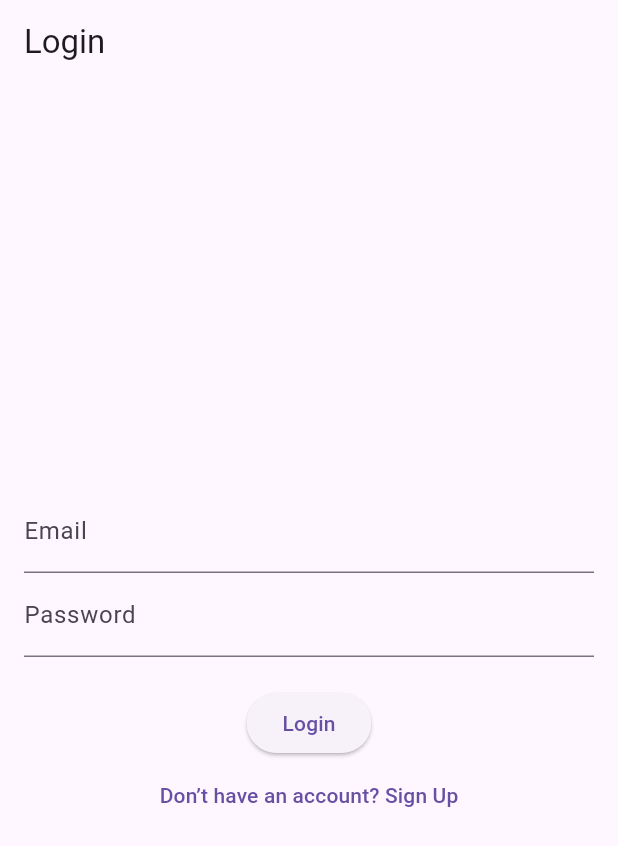
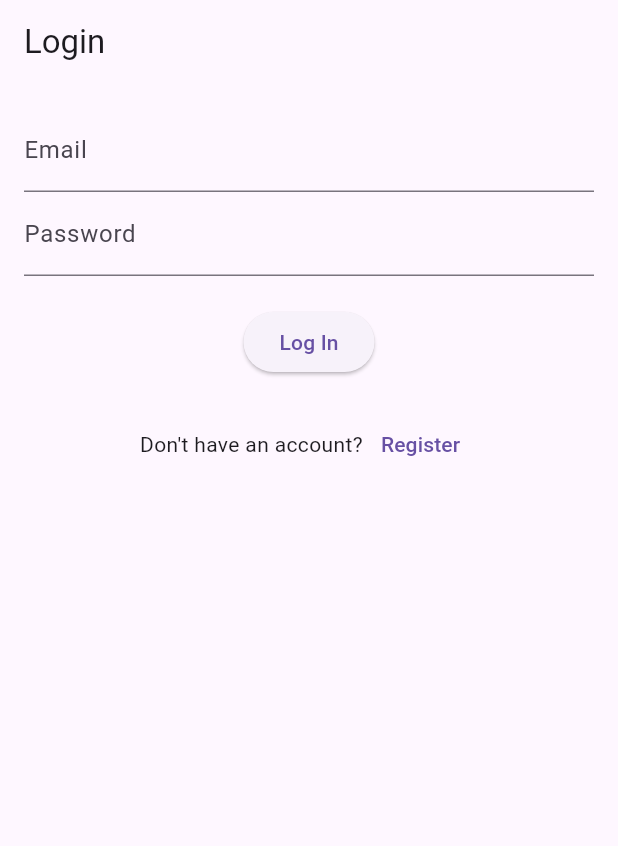
Before and after one commit to anchan0223/stock-tracker, a Flutter app: the screen it shows after launch, on a phone screen of 412 x 824 dp. Shown: the top 846 px of the screen. Run offline on Flutter 3.47's test engine with Material 3 defaults, Android fonts, the phone set to English and light mode, and no system bars; our stand-ins replace firebase_auth, firebase_core; accounts and stored records are empty.

Commit message:
added login and signup

```diff
--- a/lib/screens/login_screen.dart
+++ b/lib/screens/login_screen.dart
@@ -11,60 +11,94 @@ class LoginScreen extends StatefulWidget {
 }
 
 class _LoginScreenState extends State<LoginScreen> {
-  final _emailController = TextEditingController();
-  final _passwordController = TextEditingController();
-  final FirebaseAuth _auth = FirebaseAuth.instance;
+  final TextEditingController _emailController = TextEditingController();
+  final TextEditingController _passwordController = TextEditingController();
+  final GlobalKey<FormState> _formKey = GlobalKey<FormState>();
+  bool _isLoading = false;
 
-  Future<void> _login() async {
+  // Log in function
+  Future<void> _logIn() async {
     try {
-      await _auth.signInWithEmailAndPassword(
+      setState(() {
+        _isLoading = true;
+      });
+
+      // Log in user with Firebase Auth
+      await FirebaseAuth.instance.signInWithEmailAndPassword(
         email: _emailController.text.trim(),
         password: _passwordController.text.trim(),
       );
+
+      // Navigate to home screen after successful login
       Navigator.pushReplacement(
         context,
         MaterialPageRoute(builder: (context) => const HomeScreen()),
       );
-    } catch (e) {
+    } on FirebaseAuthException catch (e) {
+      setState(() {
+        _isLoading = false;
+      });
       ScaffoldMessenger.of(context).showSnackBar(
-        SnackBar(content: Text('Login failed: $e')),
+        SnackBar(content: Text(e.message ?? 'Login failed')),
       );
     }
   }
 
   @override
   Widget build(BuildContext context) {
-    return Scaffold(
+    return WillPopScope(
+      onWillPop: () async => false, // Prevent the back button
+      child: Scaffold(
         appBar: AppBar(title: const Text('Login')),
         body: Padding(
           padding: const EdgeInsets.all(16.0),
+          child: Form(
+            key: _formKey,
             child: Column(
+              children: [
+                TextFormField(
+                  controller: _emailController,
+                  decoration: const InputDecoration(labelText: 'Email'),
+                  validator: (value) => value!.isEmpty ? 'Enter email' : null,
+                ),
+                TextFormField(
+                  controller: _passwordController,
+                  obscureText: true,
+                  decoration: const InputDecoration(labelText: 'Password'),
+                  validator: (value) =>
+                      value!.isEmpty ? 'Enter password' : null,
+                ),
+                const SizedBox(height: 20),
+                _isLoading
+                    ? const Center(child: CircularProgressIndicator())
+                    : ElevatedButton(
+                        onPressed: () {
+                          if (_formKey.currentState!.validate()) {
+                            _logIn();
+                          }
+                        },
+                        child: const Text('Log In'),
+                      ),
+                const SizedBox(height: 20),
+                Row(
                   mainAxisAlignment: MainAxisAlignment.center,
                   children: [
-            TextField(
-              controller: _emailController,
-              decoration: const InputDecoration(labelText: 'Email'),
-            ),
-            TextField(
-              controller: _passwordController,
-              decoration: const InputDecoration(labelText: 'Password'),
-              obscureText: true,
-            ),
-            const SizedBox(height: 20),
-            ElevatedButton(
-              onPressed: _login,
-              child: const Text('Login'),
-            ),
+                    const Text("Don't have an account?"),
                     TextButton(
                       onPressed: () {
-                Navigator.push(
+                        Navigator.pushReplacement(
                           context,
-                  MaterialPageRoute(builder: (context) => const SignUpScreen()),
+                          MaterialPageRoute(
+                              builder: (context) => const SignUpScreen()),
                         );
                       },
-              child: const Text('Don’t have an account? Sign Up'),
+                      child: const Text('Register'),
                     ),
                   ],
+                ),
+              ],
+            ),
+          ),
         ),
       ),
     );
--- a/pubspec.yaml
+++ b/pubspec.yaml
@@ -30,15 +30,11 @@ environment:
 dependencies:
   flutter:
     sdk: flutter
-<<<<<<< HEAD
-  http: 1.2.2
   provider: ^6.0.1
   firebase_auth: ^5.3.3
   firebase_core: ^3.8.0
+  http: 1.2.2
   cloud_firestore: ^5.5.0
-=======
->>>>>>> 3f241d9bd44fbeef8dd7efd401ab1b50ceef1a23
-
 
   # The following adds the Cupertino Icons font to your application.
   # Use with the CupertinoIcons class for iOS style icons.
```
Also changed, not shown: lib/screens/home_screen.dart (+23 -2 lines), lib/screens/signup_screen.dart (+70 -24 lines), pubspec.lock, 3 other files. Lines whose indentation alone changed are shown as unchanged.
